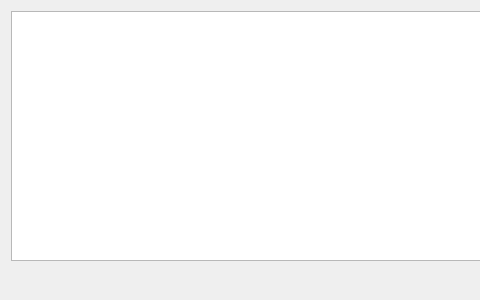
First picture: the form in ui/fermentableDialog.ui, repository Brewtarget/brewtarget, before the edit; both pictures show x 0 to 480 and y 0 to 300 of the 800 by 300 pixel window.
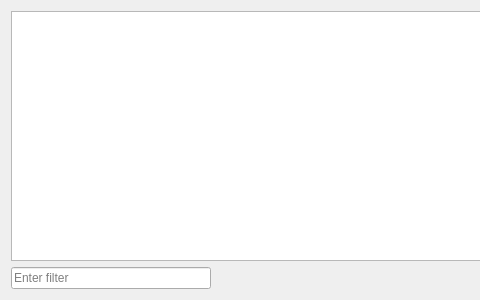
Second picture: the form after the edit. Icons and pictures are not drawn.

Commit message: Added a real time search to fermentableDialog.

Patch:
```diff
--- a/ui/fermentableDialog.ui
+++ b/ui/fermentableDialog.ui
@@ -22,6 +22,22 @@
    </item>
    <item>
     <layout class="QHBoxLayout" name="horizontalLayout">
+     <item>
+      <widget class="QLineEdit" name="qlineEdit_searchBox">
+       <property name="maximumSize">
+        <size>
+         <width>200</width>
+         <height>16777215</height>
+        </size>
+       </property>
+       <property name="maxLength">
+        <number>30</number>
+       </property>
+       <property name="placeholderText">
+        <string>Enter filter</string>
+       </property>
+      </widget>
+     </item>
      <item>
       <spacer name="horizontalSpacer">
        <property name="orientation">
```
The commit also changes 3 other files.
